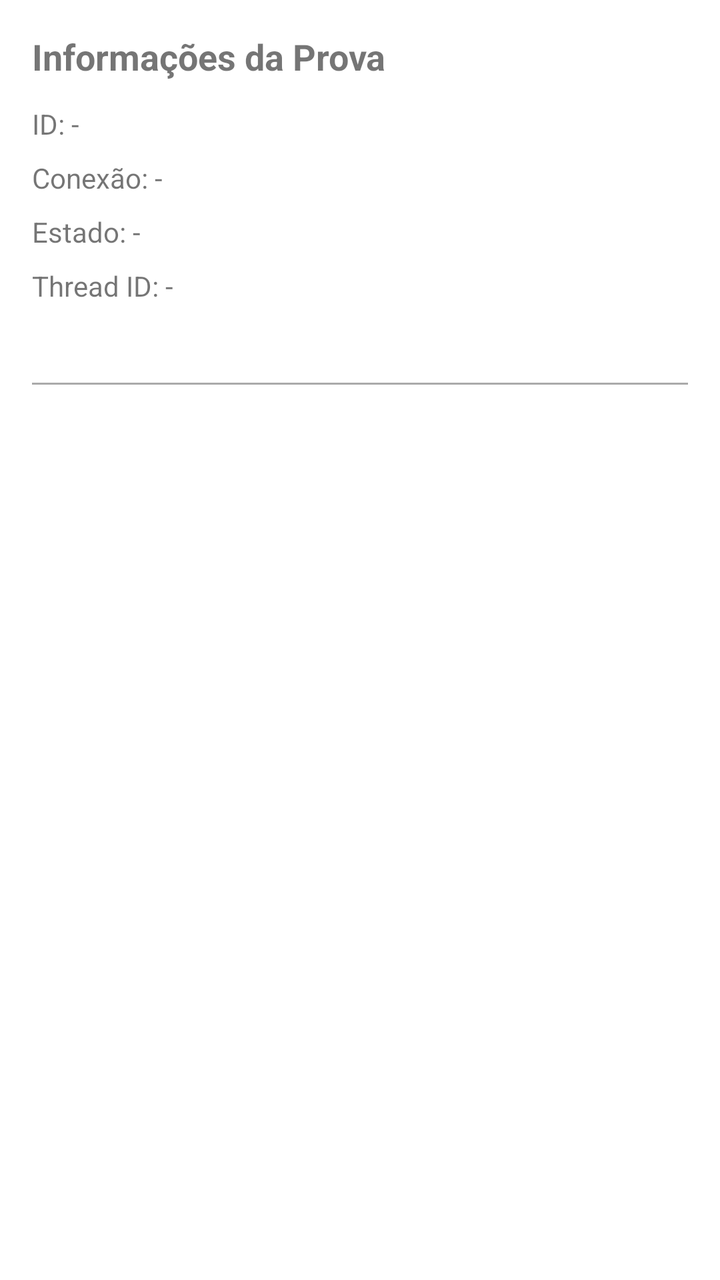
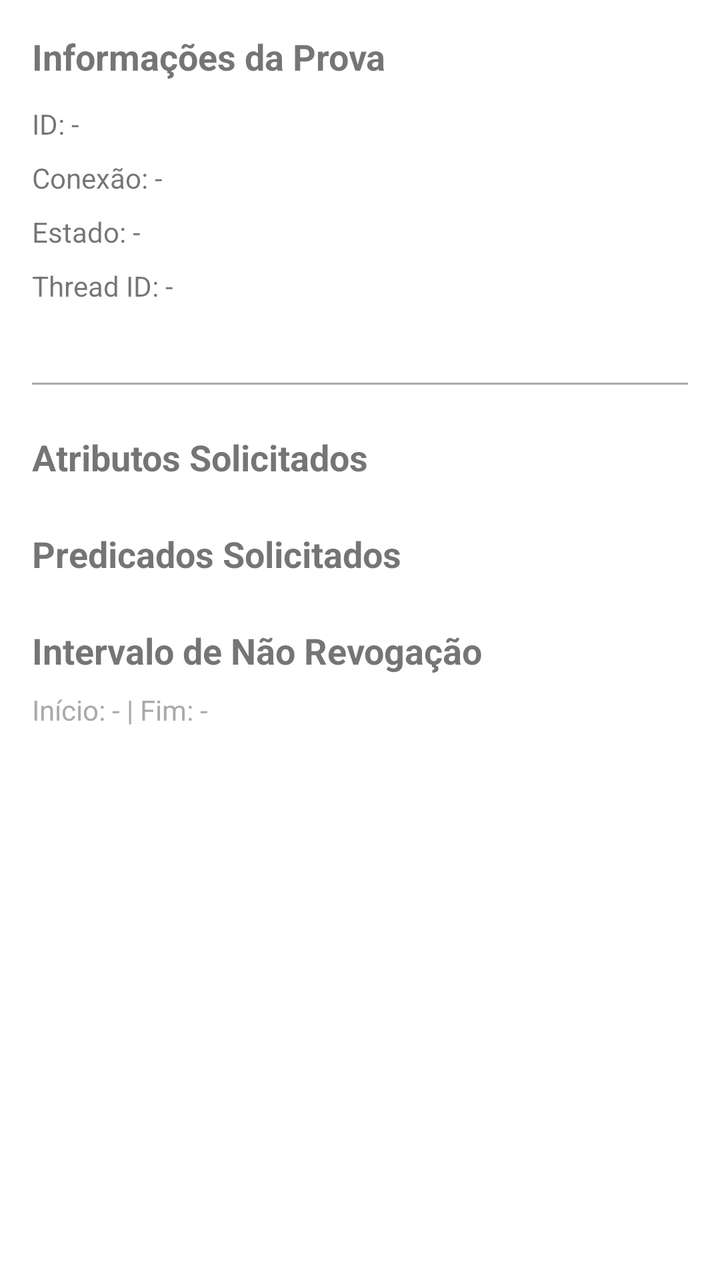

Two renders of the same Android screen: before a commit and after it. Below are the layout's source before the change and the commit's diff.
<!-- AndroidManifest.xml: activity theme AppTheme.NoActionBar -->
<!-- res/layout/proof_detail.xml -->
<?xml version="1.0" encoding="utf-8"?>
<ScrollView xmlns:android="http://schemas.android.com/apk/res/android"
    android:padding="16dp"
    android:layout_width="match_parent"
    android:layout_height="match_parent">

    <LinearLayout
        android:id="@+id/proofContainer"
        android:orientation="vertical"
        android:layout_width="match_parent"
        android:layout_height="wrap_content">

        <TextView
            android:text="Informações da Prova"
            android:textStyle="bold"
            android:textSize="18sp"
            android:paddingBottom="8dp"
            android:layout_width="match_parent"
            android:layout_height="wrap_content"/>

        <TextView
            android:id="@+id/proofId"
            android:text="ID: -"
            android:paddingVertical="4dp"
            android:layout_width="match_parent"
            android:layout_height="wrap_content"/>

        <TextView
            android:id="@+id/connectionId"
            android:text="Conexão: -"
            android:paddingVertical="4dp"
            android:layout_width="match_parent"
            android:layout_height="wrap_content"/>

        <TextView
            android:id="@+id/state"
            android:text="Estado: -"
            android:paddingVertical="4dp"
            android:layout_width="match_parent"
            android:layout_height="wrap_content"/>

        <TextView
            android:id="@+id/threadId"
            android:text="Thread ID: -"
            android:paddingVertical="4dp"
            android:layout_width="match_parent"
            android:layout_height="wrap_content"/>

        <TextView
            android:id="@+id/verified"
            android:text=""
            android:paddingVertical="4dp"
            android:layout_width="match_parent"
            android:layout_height="wrap_content"/>


        <View
            android:layout_width="match_parent"
            android:layout_height="1dp"
            android:background="@android:color/darker_gray"
            android:layout_marginVertical="8dp"/>

















    </LinearLayout>
</ScrollView>
<!-- resources referenced by this layout -->
<resources>
  <style name="AppTheme.NoActionBar" parent="Theme.MaterialComponents.DayNight.NoActionBar">
          <item name="toolbarStyle">@style/WhiteToolbar</item>
      </style>
  <style name="WhiteToolbar" parent="Widget.AppCompat.Toolbar">
          <item name="titleTextColor">@android:color/white</item>
          <item name="navigationIconTint">@android:color/white</item>
          <item name="android:background">@color/teal_700</item>
      </style>
  <color name="teal_700">#00796B</color>
</resources>

<!-- the commit's change to res/layout/proof_detail.xml (unified diff, before → after) -->
@@ -61,20 +61,55 @@
             android:layout_marginVertical="8dp"/>
 
 
+        <TextView
+            android:id="@+id/attributesHeader"
+            android:layout_width="match_parent"
+            android:layout_height="wrap_content"
+            android:text="Atributos Solicitados"
+            android:textStyle="bold"
+            android:textSize="18sp"
+            android:paddingTop="16dp"
+            android:paddingBottom="8dp" />
 
+        <LinearLayout
+            android:id="@+id/attributesContainer"
+            android:layout_width="match_parent"
+            android:layout_height="wrap_content"
+            android:orientation="vertical" />
 
+        <TextView
+            android:id="@+id/predicatesHeader"
+            android:layout_width="match_parent"
+            android:layout_height="wrap_content"
+            android:text="Predicados Solicitados"
+            android:textStyle="bold"
+            android:textSize="18sp"
+            android:paddingTop="16dp"
+            android:paddingBottom="8dp" />
 
+        <LinearLayout
+            android:id="@+id/predicatesContainer"
+            android:layout_width="match_parent"
+            android:layout_height="wrap_content"
+            android:orientation="vertical" />
 
+        <TextView
+            android:id="@+id/nonRevokedHeader"
+            android:layout_width="match_parent"
+            android:layout_height="wrap_content"
+            android:text="Intervalo de Não Revogação"
+            android:textStyle="bold"
+            android:textSize="18sp"
+            android:paddingTop="16dp"
+            android:paddingBottom="8dp" />
 
-
-
-
-
-
-
-
-
-
+        <TextView
+            android:id="@+id/nonRevokedInterval"
+            android:layout_width="match_parent"
+            android:layout_height="wrap_content"
+            android:text="Início: - | Fim: -"
+            android:textColor="@android:color/darker_gray"
+            android:paddingBottom="12dp" />
 
     </LinearLayout>
 </ScrollView>
